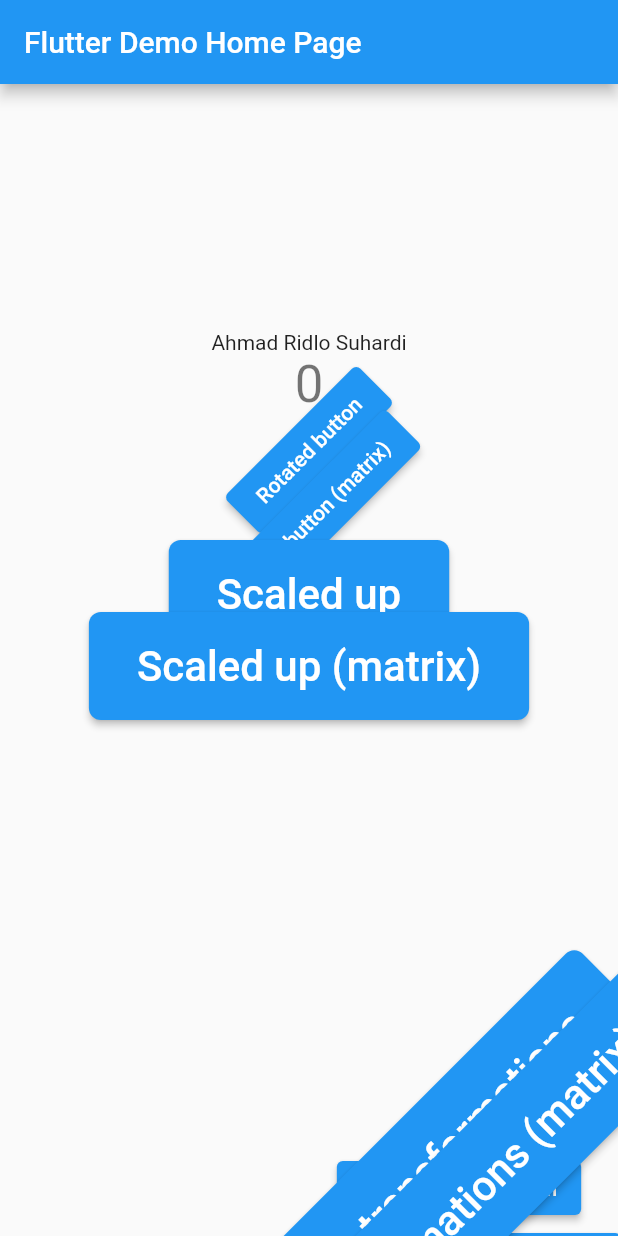
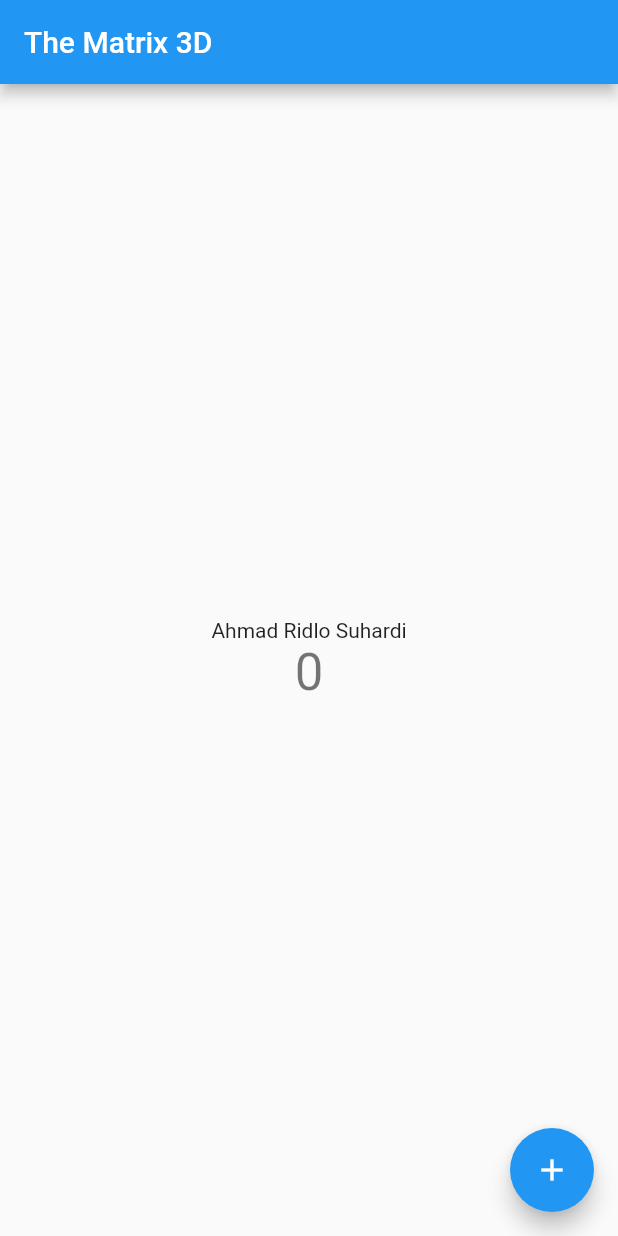
Before and after one commit to RidloSuhardi-1/flutter_transform, a Flutter app: the screen it shows after launch, on a phone screen of 412 x 824 dp. Run offline on Flutter 3.47's test engine with Material 2 defaults, Android fonts, the phone set to English and light mode, and no system bars.

Commit message:
tugas perspective on flutter

```diff
--- a/lib/main.dart
+++ b/lib/main.dart
@@ -1,5 +1,8 @@
 import 'dart:math';
 import 'package:flutter/material.dart';
+
+import 'tugas/flip_widget.dart';
+import 'tugas/perspective_widget.dart';
 
 void main() {
   runApp(const MyApp());
@@ -15,7 +18,8 @@ class MyApp extends StatelessWidget {
       theme: ThemeData(
         primarySwatch: Colors.blue,
       ),
-      home: const MyHomePage(title: 'Flutter Demo Home Page'),
+      home: const PerspectiveWidget(),
+      // home: FlipWidget(title: 'Flip Animation'),
     );
   }
 }
--- /dev/null
+++ b/lib/tugas/perspective_widget.dart
@@ -0,0 +1,63 @@
+import 'package:flutter/material.dart';
+
+class PerspectiveWidget extends StatefulWidget {
+  const PerspectiveWidget({super.key});
+
+  @override
+  State<PerspectiveWidget> createState() => _PerspectiveWidgetState();
+}
+
+class _PerspectiveWidgetState extends State<PerspectiveWidget> {
+  int _counter = 0;
+  // Offset _offset = Offset(0.4, 0.7);
+  Offset _offset = Offset.zero;
+
+  void _incrementCounter() {
+    setState(() {
+      _counter++;
+    });
+  }
+
+  @override
+  Widget build(BuildContext context) {
+    return Transform(
+      transform: Matrix4.identity()
+        ..setEntry(3, 2, 0.001)
+        ..rotateX(0.01 * _offset.dy)
+        ..rotateY(-0.01 * _offset.dx),
+      alignment: FractionalOffset.center,
+      child: GestureDetector(
+        onPanUpdate: (details) => setState(() => _offset += details.delta),
+        onDoubleTap: () => setState(() => _offset = Offset.zero),
+        child: _defaultApp(context),
+      ),
+    );
+  }
+
+  _defaultApp(BuildContext context) {
+    return Scaffold(
+      appBar: AppBar(
+        title: Text('The Matrix 3D'),
+      ),
+      body: Center(
+        child: Column(
+          mainAxisAlignment: MainAxisAlignment.center,
+          children: <Widget>[
+            const Text(
+              'Ahmad Ridlo Suhardi',
+            ),
+            Text(
+              '$_counter',
+              style: Theme.of(context).textTheme.headline4,
+            ),
+          ],
+        ),
+      ),
+      floatingActionButton: FloatingActionButton(
+        onPressed: _incrementCounter,
+        tooltip: 'Increment',
+        child: const Icon(Icons.add),
+      ),
+    );
+  }
+}
```
